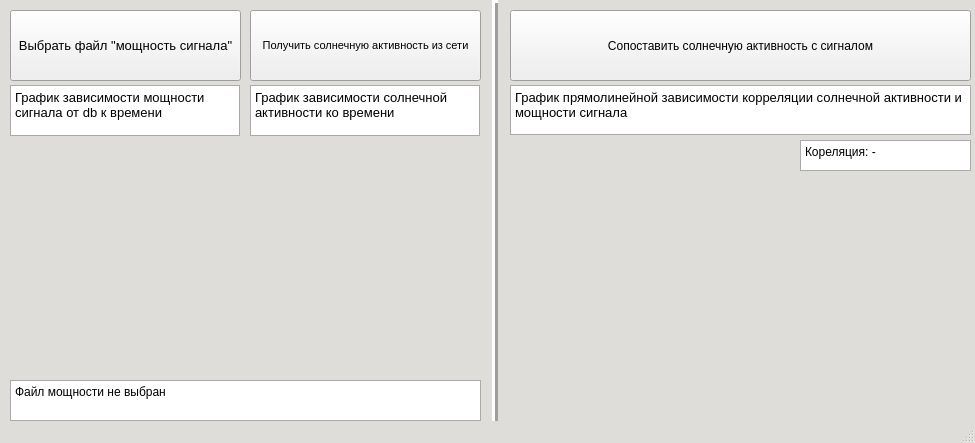
First picture: the form in main.ui, repository DocD-12/cubsat_data, before the edit.
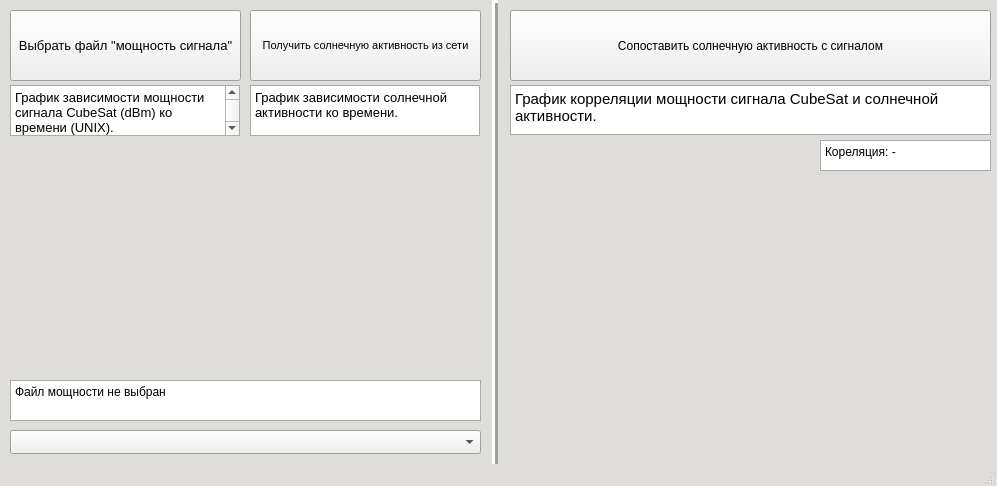
Second picture: the form after the edit. Icons and pictures are not drawn. Custom widgets are drawn as their Qt base class.

Commit message: main.py: обновлён дизайн

```diff
--- a/main.ui
+++ b/main.ui
@@ -6,8 +6,8 @@
    <rect>
     <x>0</x>
     <y>0</y>
-    <width>975</width>
-    <height>443</height>
+    <width>997</width>
+    <height>486</height>
    </rect>
   </property>
   <property name="sizePolicy">
@@ -208,7 +208,7 @@
      <rect>
       <x>510</x>
       <y>10</y>
-      <width>461</width>
+      <width>481</width>
       <height>71</height>
      </rect>
     </property>
@@ -230,7 +230,7 @@
 &lt;html&gt;&lt;head&gt;&lt;meta name=&quot;qrichtext&quot; content=&quot;1&quot; /&gt;&lt;style type=&quot;text/css&quot;&gt;
 p, li { white-space: pre-wrap; }
 &lt;/style&gt;&lt;/head&gt;&lt;body style=&quot; font-family:'Ubuntu'; font-size:11pt; font-weight:400; font-style:normal;&quot;&gt;
-&lt;p style=&quot; margin-top:0px; margin-bottom:0px; margin-left:0px; margin-right:0px; -qt-block-indent:0; text-indent:0px;&quot;&gt;&lt;span style=&quot; font-size:10pt;&quot;&gt;График зависимости мощности сигнала от db к времени&lt;/span&gt;&lt;/p&gt;&lt;/body&gt;&lt;/html&gt;</string>
+&lt;p style=&quot; margin-top:0px; margin-bottom:0px; margin-left:0px; margin-right:0px; -qt-block-indent:0; text-indent:0px;&quot;&gt;&lt;span style=&quot; font-size:10pt;&quot;&gt;График зависимости мощности сигнала CubeSat (dBm) ко времени (UNIX).&lt;/span&gt;&lt;/p&gt;&lt;/body&gt;&lt;/html&gt;</string>
     </property>
    </widget>
    <widget class="QTextBrowser" name="textBrowser_three">
@@ -238,7 +238,7 @@
      <rect>
       <x>510</x>
       <y>85</y>
-      <width>461</width>
+      <width>481</width>
       <height>50</height>
      </rect>
     </property>
@@ -247,7 +247,7 @@
 &lt;html&gt;&lt;head&gt;&lt;meta name=&quot;qrichtext&quot; content=&quot;1&quot; /&gt;&lt;style type=&quot;text/css&quot;&gt;
 p, li { white-space: pre-wrap; }
 &lt;/style&gt;&lt;/head&gt;&lt;body style=&quot; font-family:'Ubuntu'; font-size:11pt; font-weight:400; font-style:normal;&quot;&gt;
-&lt;p style=&quot; margin-top:0px; margin-bottom:0px; margin-left:0px; margin-right:0px; -qt-block-indent:0; text-indent:0px;&quot;&gt;&lt;span style=&quot; font-size:10pt;&quot;&gt;График прямолинейной зависимости корреляции солнечной активности и мощности сигнала&lt;/span&gt;&lt;/p&gt;&lt;/body&gt;&lt;/html&gt;</string>
+&lt;p style=&quot; margin-top:7px; margin-bottom:7px; margin-left:0px; margin-right:0px; -qt-block-indent:0; text-indent:0px;&quot;&gt;График корреляции мощности сигнала CubeSat и солнечной активности.&lt;/p&gt;&lt;/body&gt;&lt;/html&gt;</string>
     </property>
    </widget>
    <widget class="QTextBrowser" name="textBrowser_two">
@@ -264,7 +264,7 @@
 &lt;html&gt;&lt;head&gt;&lt;meta name=&quot;qrichtext&quot; content=&quot;1&quot; /&gt;&lt;style type=&quot;text/css&quot;&gt;
 p, li { white-space: pre-wrap; }
 &lt;/style&gt;&lt;/head&gt;&lt;body style=&quot; font-family:'Ubuntu'; font-size:11pt; font-weight:400; font-style:normal;&quot;&gt;
-&lt;p style=&quot; margin-top:0px; margin-bottom:0px; margin-left:0px; margin-right:0px; -qt-block-indent:0; text-indent:0px;&quot;&gt;&lt;span style=&quot; font-size:10pt;&quot;&gt;График зависимости солнечной активности ко времени&lt;/span&gt;&lt;/p&gt;&lt;/body&gt;&lt;/html&gt;</string>
+&lt;p style=&quot; margin-top:7px; margin-bottom:7px; margin-left:0px; margin-right:0px; -qt-block-indent:0; text-indent:0px;&quot;&gt;&lt;span style=&quot; font-size:10pt;&quot;&gt;График зависимости солнечной активности ко времени.&lt;/span&gt;&lt;/p&gt;&lt;/body&gt;&lt;/html&gt;</string>
     </property>
    </widget>
    <widget class="Line" name="line">
@@ -273,7 +273,7 @@
       <x>487</x>
       <y>0</y>
       <width>17</width>
-      <height>441</height>
+      <height>491</height>
      </rect>
     </property>
     <property name="frameShadow">
@@ -310,8 +310,8 @@
      <rect>
       <x>510</x>
       <y>140</y>
-      <width>280</width>
-      <height>280</height>
+      <width>301</width>
+      <height>311</height>
      </rect>
     </property>
    </widget>
@@ -357,7 +357,7 @@
    <widget class="QTextEdit" name="CorrBox">
     <property name="geometry">
      <rect>
-      <x>800</x>
+      <x>820</x>
       <y>140</y>
       <width>171</width>
       <height>31</height>
@@ -377,6 +377,16 @@
 &lt;p style=&quot; margin-top:0px; margin-bottom:0px; margin-left:0px; margin-right:0px; -qt-block-indent:0; text-indent:0px;&quot;&gt;&lt;span style=&quot; font-size:9pt;&quot;&gt;Кореляция: -&lt;/span&gt;&lt;/p&gt;&lt;/body&gt;&lt;/html&gt;</string>
     </property>
    </widget>
+   <widget class="QComboBox" name="comboBox">
+    <property name="geometry">
+     <rect>
+      <x>10</x>
+      <y>430</y>
+      <width>471</width>
+      <height>24</height>
+     </rect>
+    </property>
+   </widget>
   </widget>
   <widget class="QStatusBar" name="statusbar"/>
  </widget>
```
Left out of the diff: 10 changed lines with no effect on the pictures.
